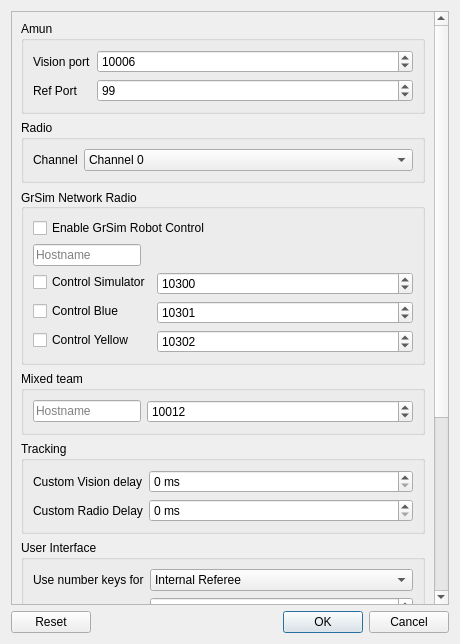
Above: src/ra/configdialog.ui from robotics-erlangen/framework before the change. Below: the same form after it.
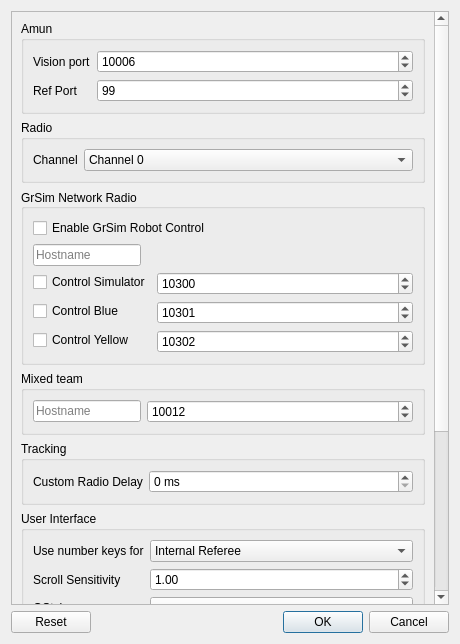
That is the form after the change. Custom widgets are drawn as their Qt base class.

Commit message:
amun: Remove user-configurable vision transmission delay
The vision delay is now calculated purely from runtime measured values.
Also, no one actually changed the value seen in the UI over the past
years, since no one really knew what it did.

The seemingly unrelated changes to configdialog.ui were produced by
QT-Creator.

Diff of the .ui file:
```diff
--- a/src/ra/configdialog.ui
+++ b/src/ra/configdialog.ui
@@ -26,9 +26,9 @@
       <property name="geometry">
        <rect>
         <x>0</x>
-        <y>-240</y>
+        <y>0</y>
         <width>426</width>
-        <height>969</height>
+        <height>911</height>
        </rect>
       </property>
       <property name="maximumSize">
@@ -306,48 +306,6 @@
          </property>
          <layout class="QFormLayout" name="formLayout_3">
           <item row="0" column="0">
-           <widget class="QLabel" name="label_2">
-            <property name="toolTip">
-             <string>&lt;html&gt;&lt;head/&gt;&lt;body&gt;&lt;p&gt;Custom value to add to the calculated delay between &quot;photon hits robot&quot; to &quot;vision package is received by Ra&quot;.&lt;/p&gt;&lt;/body&gt;&lt;/html&gt;</string>
-            </property>
-            <property name="text">
-             <string>Custom Vision delay</string>
-            </property>
-           </widget>
-          </item>
-          <item row="0" column="1">
-           <widget class="QSpinBox" name="customVisionDelayBox">
-            <property name="sizePolicy">
-             <sizepolicy hsizetype="MinimumExpanding" vsizetype="Fixed">
-              <horstretch>0</horstretch>
-              <verstretch>0</verstretch>
-             </sizepolicy>
-            </property>
-            <property name="toolTip">
-             <string>&lt;html&gt;&lt;head/&gt;&lt;body&gt;&lt;p&gt;Custom value to add to the calculated delay between &quot;photon hits robot&quot; to &quot;vision package is received by Ra&quot;.&lt;/p&gt;&lt;/body&gt;&lt;/html&gt;</string>
-            </property>
-            <property name="suffix">
-             <string> ms</string>
-            </property>
-            <property name="value">
-             <number>0</number>
-            </property>
-           </widget>
-          </item>
-          <item row="1" column="1">
-           <widget class="QSpinBox" name="customRadioDelayBox">
-            <property name="toolTip">
-             <string>&lt;html&gt;&lt;head/&gt;&lt;body&gt;&lt;p&gt;Custom value to add to the calculated delay between a processor tick starting and a robot acting on the commands produced during that tick.&lt;/p&gt;&lt;/body&gt;&lt;/html&gt;</string>
-            </property>
-            <property name="suffix">
-             <string> ms</string>
-            </property>
-            <property name="maximum">
-             <number>1000</number>
-            </property>
-           </widget>
-          </item>
-          <item row="1" column="0">
            <widget class="QLabel" name="label_12">
             <property name="toolTip">
              <string>&lt;html&gt;&lt;head/&gt;&lt;body&gt;&lt;p&gt;Custom value to add to the calculated delay between a processor tick starting and a robot acting on the commands produced during that tick.&lt;/p&gt;&lt;/body&gt;&lt;/html&gt;</string>
@@ -357,6 +315,19 @@
             </property>
            </widget>
           </item>
+          <item row="0" column="1">
+           <widget class="QSpinBox" name="customRadioDelayBox">
+            <property name="toolTip">
+             <string>&lt;html&gt;&lt;head/&gt;&lt;body&gt;&lt;p&gt;Custom value to add to the calculated delay between a processor tick starting and a robot acting on the commands produced during that tick.&lt;/p&gt;&lt;/body&gt;&lt;/html&gt;</string>
+            </property>
+            <property name="suffix">
+             <string> ms</string>
+            </property>
+            <property name="maximum">
+             <number>1000</number>
+            </property>
+           </widget>
+          </item>
          </layout>
         </widget>
        </item>
```
Left out of the diff: 20 changed lines with no effect on the pictures. The commit also changes 7 other files.
